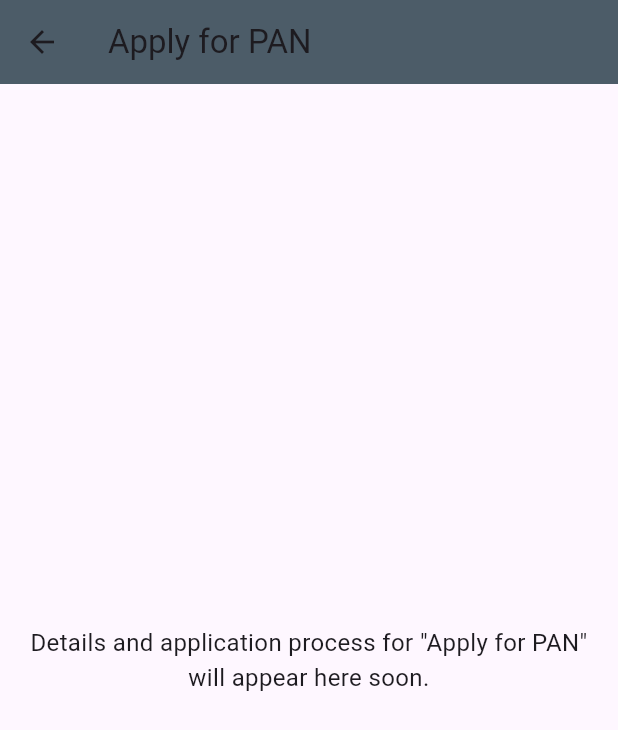
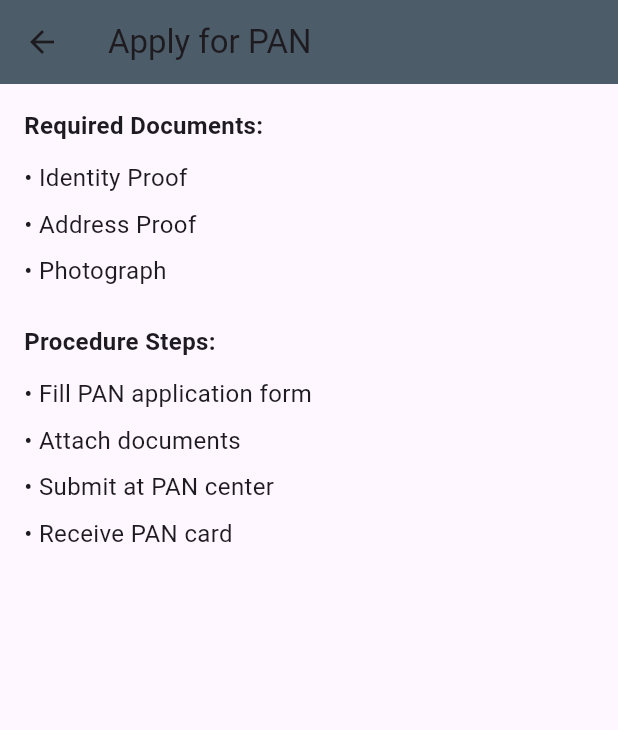
Before and after one commit to YashviHarsora1710/flutter_project, a Flutter app: the MainNavigation screen opened directly, after a tap on "Apply for PAN", on a phone screen of 412 x 824 dp. Shown: the top 730 px of the screen. Run offline on Flutter 3.47's test engine with Material 3 defaults, Android fonts, the light colour scheme and no system bars.

Commit message:
added service pages information

```diff
--- a/lib/main.dart
+++ b/lib/main.dart
@@ -20,7 +20,7 @@ class MyApp extends StatelessWidget {
         colorScheme: ColorScheme.fromSeed(seedColor: Colors.deepPurple),
         useMaterial3: true,
       ),
-      home: const SplashScreen(),
+      home: MainNavigation(),
     );
   }
 }
--- /dev/null
+++ b/lib/models/service_model.dart
@@ -0,0 +1,11 @@
+class ServiceModel {
+  final String name;
+  final List<String> requiredDocuments;
+  final List<String> procedureSteps;
+
+  ServiceModel({
+    required this.name,
+    required this.requiredDocuments,
+    required this.procedureSteps,
+  });
+}
--- a/lib/screens/home_screen.dart
+++ b/lib/screens/home_screen.dart
@@ -1,5 +1,6 @@
 import 'package:flutter/material.dart';
 import 'package:document_helper_app/screens/service_details_screen.dart';
+import 'package:document_helper_app/models/service_model.dart';
 
 class HomeScreen extends StatelessWidget {
   const HomeScreen({super.key});
@@ -12,22 +13,181 @@ class HomeScreen extends StatelessWidget {
     const Color textColor = Colors.black87;
     const Color accentColor = Color(0xFF4C5C68); // elegant dark blue-grey
 
-    final List<Map<String, dynamic>> services = [
-      {'title': 'Apply for PAN', 'icon': Icons.credit_card},
-      {'title': 'Aadhaar Update', 'icon': Icons.perm_identity},
-      {'title': 'Ration Card', 'icon': Icons.receipt_long},
-      {'title': 'Voter ID', 'icon': Icons.how_to_vote},
-      {'title': 'Birth Certificate', 'icon': Icons.cake},
-      {'title': 'Pension Scheme', 'icon': Icons.account_balance_wallet},
-      {'title': 'Driving License', 'icon': Icons.directions_car},
-      {'title': 'Passport Application', 'icon': Icons.flight},
-      {'title': 'Income Certificate', 'icon': Icons.money},
-      {'title': 'Caste Certificate', 'icon': Icons.assignment_ind},
-      {'title': 'Disability Certificate', 'icon': Icons.accessible},
-      {'title': 'Death Certificate', 'icon': Icons.sentiment_very_dissatisfied},
-      {'title': 'Marriage Certificate', 'icon': Icons.favorite},
-      {'title': 'Land Record Request', 'icon': Icons.home_work},
+    /// ✅ Master list with all 14 services
+    final List<Map<String, dynamic>> servicesData = [
+      {
+        'title': 'Apply for PAN',
+        'icon': Icons.credit_card,
+        'docs': ['Identity Proof', 'Address Proof', 'Photograph'],
+        'steps': [
+          'Fill PAN application form',
+          'Attach documents',
+          'Submit at PAN center',
+          'Receive PAN card',
+        ],
+      },
+      {
+        'title': 'Aadhaar Update',
+        'icon': Icons.perm_identity,
+        'docs': [
+          'Existing Aadhaar Card',
+          'Proof of Address',
+          'Proof of Identity',
+        ],
+        'steps': [
+          'Visit Aadhaar center',
+          'Submit documents',
+          'Biometric verification',
+          'Receive updated Aadhaar',
+        ],
+      },
+      {
+        'title': 'Ration Card',
+        'icon': Icons.receipt_long,
+        'docs': ['Address Proof', 'Income Certificate', 'Family details'],
+        'steps': [
+          'Fill ration card form',
+          'Submit documents to local authority',
+          'Verification process',
+          'Receive ration card',
+        ],
+      },
+      {
+        'title': 'Voter ID',
+        'icon': Icons.how_to_vote,
+        'docs': ['Proof of Age', 'Proof of Address', 'Photograph'],
+        'steps': [
+          'Fill Form 6 online/offline',
+          'Submit required documents',
+          'Verification by Booth Level Officer',
+          'Receive Voter ID',
+        ],
+      },
+      {
+        'title': 'Birth Certificate',
+        'icon': Icons.cake,
+        'docs': ['Hospital Report', 'Parents ID Proof', 'Address Proof'],
+        'steps': [
+          'Collect hospital record',
+          'Fill birth certificate form',
+          'Submit to municipal office',
+          'Receive birth certificate',
+        ],
+      },
+      {
+        'title': 'Pension Scheme',
+        'icon': Icons.account_balance_wallet,
+        'docs': ['ID Proof', 'Bank Passbook', 'Age Proof'],
+        'steps': [
+          'Fill pension scheme application',
+          'Attach documents',
+          'Submit to local authority',
+          'Verification and approval',
+        ],
+      },
+      {
+        'title': 'Driving License',
+        'icon': Icons.directions_car,
+        'docs': ['Age Proof', 'Address Proof', 'Learner License'],
+        'steps': [
+          'Apply online/offline for driving test',
+          'Attach documents',
+          'Appear for driving test',
+          'Receive Driving License',
+        ],
+      },
+      {
+        'title': 'Passport Application',
+        'icon': Icons.flight,
+        'docs': ['Birth Certificate', 'ID Proof', 'Address Proof'],
+        'steps': [
+          'Fill passport application form',
+          'Attach documents',
+          'Book appointment at PSK',
+          'Verification and police check',
+          'Receive passport',
+        ],
+      },
+      {
+        'title': 'Income Certificate',
+        'icon': Icons.money,
+        'docs': ['ID Proof', 'Address Proof', 'Salary/Income proof'],
+        'steps': [
+          'Fill income certificate form',
+          'Attach income proof documents',
+          'Submit at Tehsil office',
+          'Verification and issuance',
+        ],
+      },
+      {
+        'title': 'Caste Certificate',
+        'icon': Icons.assignment_ind,
+        'docs': ['ID Proof', 'Address Proof', 'Community Proof'],
+        'steps': [
+          'Fill caste certificate application',
+          'Attach caste/community proof',
+          'Submit to Tehsil office',
+          'Verification and issuance',
+        ],
+      },
+      {
+        'title': 'Disability Certificate',
+        'icon': Icons.accessible,
+        'docs': ['Medical Report', 'ID Proof', 'Address Proof'],
+        'steps': [
+          'Visit government hospital',
+          'Medical board assessment',
+          'Submit application with documents',
+          'Receive disability certificate',
+        ],
+      },
+      {
+        'title': 'Death Certificate',
+        'icon': Icons.sentiment_very_dissatisfied,
+        'docs': ['Hospital/Doctor Report', 'Family ID Proof', 'Address Proof'],
+        'steps': [
+          'Collect death report from hospital',
+          'Fill death certificate application',
+          'Submit to municipal authority',
+          'Receive death certificate',
+        ],
+      },
+      {
+        'title': 'Marriage Certificate',
+        'icon': Icons.favorite,
+        'docs': [
+          'Wedding Invitation Card',
+          'Bride & Groom ID Proofs',
+          'Witness ID Proofs',
+        ],
+        'steps': [
+          'Fill marriage registration form',
+          'Submit required documents',
+          'Verification of witnesses',
+          'Receive marriage certificate',
+        ],
+      },
+      {
+        'title': 'Land Record Request',
+        'icon': Icons.home_work,
+        'docs': ['Land Ownership Proof', 'ID Proof', 'Tax Receipt'],
+        'steps': [
+          'Fill land record request form',
+          'Submit ownership documents',
+          'Verification by land records office',
+          'Receive land record copy',
+        ],
+      },
     ];
+
+    /// Convert servicesData → ServiceModel list
+    final List<ServiceModel> services = servicesData.map((data) {
+      return ServiceModel(
+        name: data['title'],
+        requiredDocuments: List<String>.from(data['docs']),
+        procedureSteps: List<String>.from(data['steps']),
+      );
+    }).toList();
 
     return Scaffold(
       backgroundColor: backgroundColor,
@@ -66,7 +226,7 @@ class HomeScreen extends StatelessWidget {
               child: Padding(
                 padding: const EdgeInsets.symmetric(horizontal: 20),
                 child: GridView.builder(
-                  itemCount: services.length,
+                  itemCount: servicesData.length,
                   gridDelegate: const SliverGridDelegateWithFixedCrossAxisCount(
                     crossAxisCount: 2,
                     mainAxisSpacing: 20,
@@ -74,14 +234,14 @@ class HomeScreen extends StatelessWidget {
                     childAspectRatio: 1,
                   ),
                   itemBuilder: (context, index) {
-                    final service = services[index];
+                    final service = servicesData[index]; // for icon + title
                     return GestureDetector(
                       onTap: () {
                         Navigator.push(
                           context,
                           MaterialPageRoute(
                             builder: (_) => ServiceDetailScreen(
-                              serviceName: service['title'],
+                              service: services[index], // ✅ pass model
                             ),
                           ),
                         );
@@ -90,7 +250,7 @@ class HomeScreen extends StatelessWidget {
                         decoration: BoxDecoration(
                           color: cardColor,
                           borderRadius: BorderRadius.circular(16),
-                          boxShadow: [
+                          boxShadow: const [
                             BoxShadow(
                               color: Colors.black12,
                               blurRadius: 4,
--- a/lib/screens/main_navigation.dart
+++ b/lib/screens/main_navigation.dart
@@ -16,8 +16,8 @@ class MainNavigation extends StatefulWidget {
 class _MainNavigationState extends State<MainNavigation> {
   int _currentIndex = 0;
 
-  final List<Widget> _pages = [
-    HomeScreen(),
+  final List<Widget> _pages = const [
+    HomeScreen(), // ✅ This already has service cards linked to ServiceDetailScreen
     ServicesScreen(),
     FeedbackScreen(),
     ProfileScreen(),
@@ -29,7 +29,7 @@ class _MainNavigationState extends State<MainNavigation> {
       body: _pages[_currentIndex],
       bottomNavigationBar: BottomNavigationBar(
         currentIndex: _currentIndex,
-        selectedItemColor: Color(0xFF4C5C68),
+        selectedItemColor: const Color(0xFF4C5C68), // keep your theme
         unselectedItemColor: Colors.grey,
         backgroundColor: Colors.white,
         type: BottomNavigationBarType.fixed,
--- a/lib/screens/service_details_screen.dart
+++ b/lib/screens/service_details_screen.dart
@@ -1,24 +1,50 @@
 import 'package:flutter/material.dart';
+import '../models/service_model.dart';
 
 class ServiceDetailScreen extends StatelessWidget {
-  final String serviceName;
+  final ServiceModel service;
 
-  const ServiceDetailScreen({super.key, required this.serviceName});
+  const ServiceDetailScreen({super.key, required this.service});
 
   @override
   Widget build(BuildContext context) {
     return Scaffold(
       appBar: AppBar(
-        title: Text(serviceName),
-        backgroundColor: const Color(0xFF4C5C68), // elegant dark blue-grey
+        title: Text(service.name),
+        backgroundColor: const Color(0xFF4C5C68), // keep your color
       ),
-      body: Center(
-        child: Padding(
-          padding: const EdgeInsets.all(16.0),
-          child: Text(
-            'Details and application process for "$serviceName" will appear here soon.',
-            style: const TextStyle(fontSize: 16),
-            textAlign: TextAlign.center,
+      body: Padding(
+        padding: const EdgeInsets.all(16.0),
+        child: SingleChildScrollView(
+          child: Column(
+            crossAxisAlignment: CrossAxisAlignment.start,
+            children: [
+              const Text(
+                "Required Documents:",
+                style: TextStyle(fontSize: 16, fontWeight: FontWeight.bold),
+              ),
+              const SizedBox(height: 8),
+              ...service.requiredDocuments.map(
+                (doc) => Padding(
+                  padding: const EdgeInsets.symmetric(vertical: 4.0),
+                  child: Text("• $doc", style: const TextStyle(fontSize: 16)),
+                ),
+              ),
+
+              const SizedBox(height: 20),
+
+              const Text(
+                "Procedure Steps:",
+                style: TextStyle(fontSize: 16, fontWeight: FontWeight.bold),
+              ),
+              const SizedBox(height: 8),
+              ...service.procedureSteps.map(
+                (step) => Padding(
+                  padding: const EdgeInsets.symmetric(vertical: 4.0),
+                  child: Text("• $step", style: const TextStyle(fontSize: 16)),
+                ),
+              ),
+            ],
           ),
         ),
       ),
```
